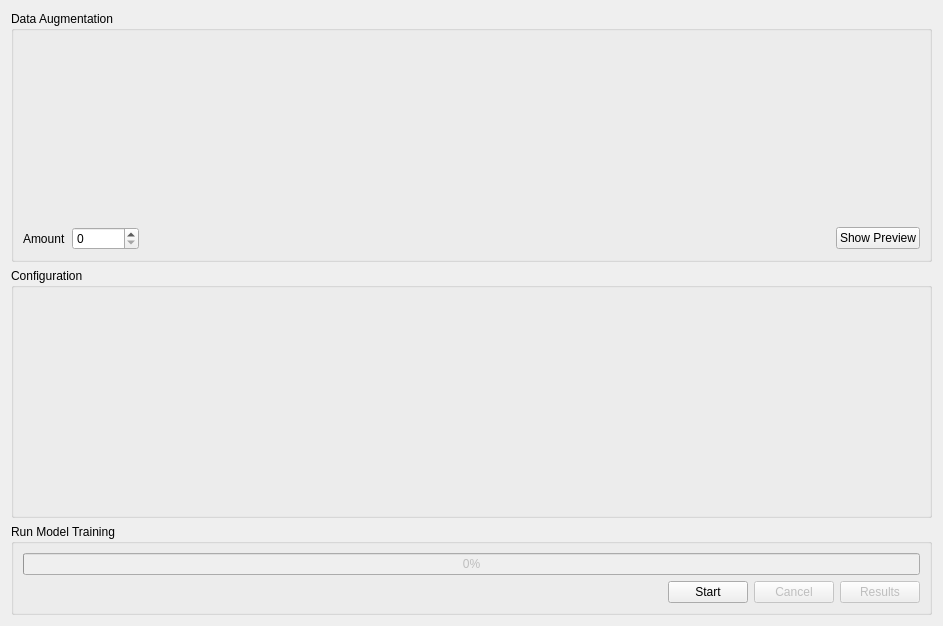
This is view/aitrainingwidget.ui in Joensw/RCAIT as Qt 5 draws it before an edit. The edited form follows.
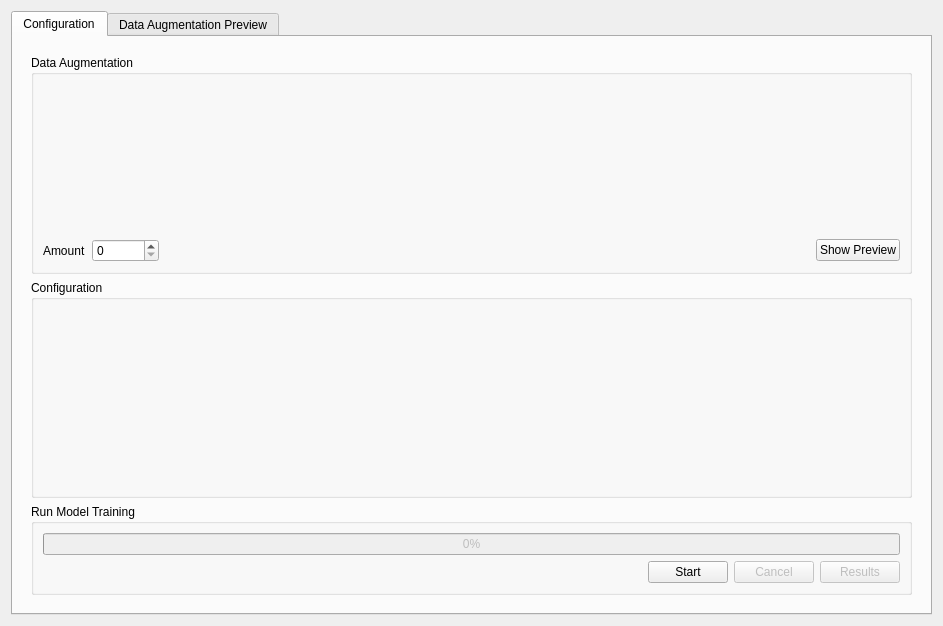
This is the edited form.

Commit message: Restructured the view of AI Training tab by analogy with Results tab. Added two internal tabs.

What changed in the file:
```diff
--- a/view/aitrainingwidget.ui
+++ b/view/aitrainingwidget.ui
@@ -15,6 +15,19 @@
   </property>
   <layout class="QVBoxLayout" name="verticalLayout_4">
    <item>
+    <widget class="QTabWidget" name="tab_aitraining">
+     <property name="currentIndex">
+      <number>0</number>
+     </property>
+     <widget class="QWidget" name="tab_configuration">
+      <attribute name="title">
+       <string>Configuration</string>
+      </attribute>
+      <layout class="QVBoxLayout" name="verticalLayout_5">
+       <item>
+        <widget class="QWidget" name="configurationWidget" native="true">
+         <layout class="QVBoxLayout" name="verticalLayout_3">
+          <item>
     <widget class="QGroupBox" name="groupDataAugmentation">
      <property name="title">
       <string>Data Augmentation</string>
@@ -188,6 +201,18 @@
        </layout>
       </item>
      </layout>
+           </widget>
+          </item>
+         </layout>
+        </widget>
+       </item>
+      </layout>
+     </widget>
+     <widget class="QWidget" name="tab_preview">
+      <attribute name="title">
+       <string>Data Augmentation Preview</string>
+      </attribute>
+     </widget>
     </widget>
    </item>
   </layout>
```
Lines whose indentation alone changed are shown as unchanged.
